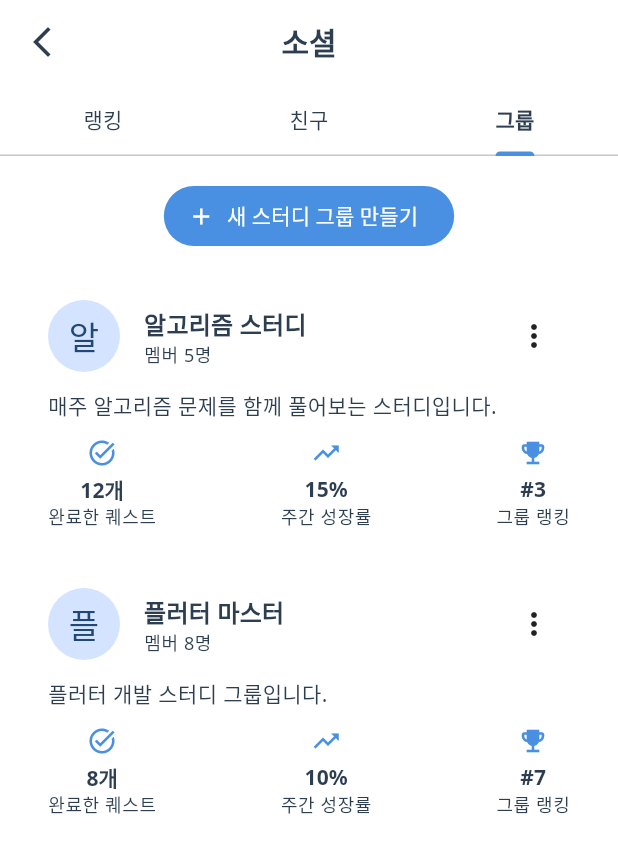
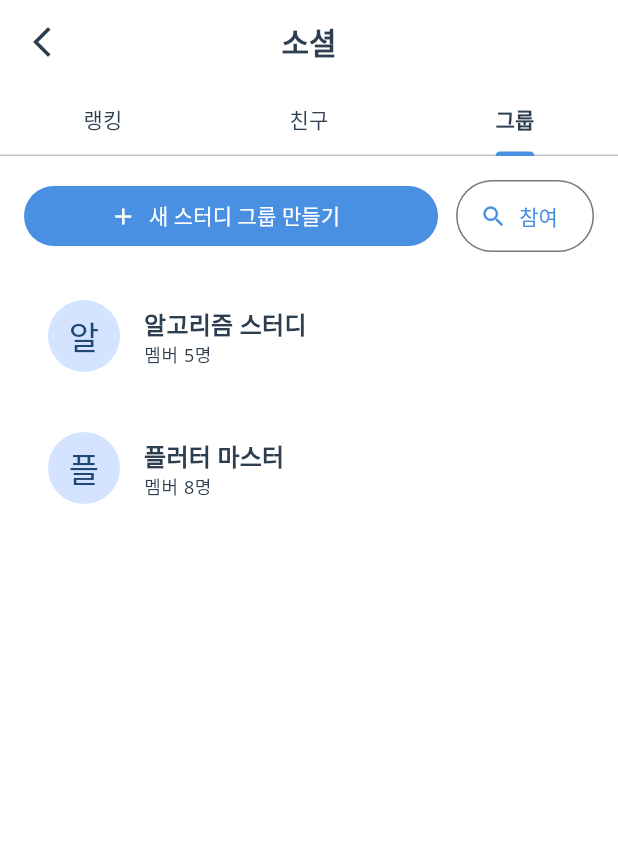
Before and after one commit to YoungGilMad/frontend, a Flutter app: the SocialScreen screen opened directly, tab 3 chosen, on a phone screen of 412 x 824 dp. Shown: the top 853 px of the screen. Run offline on Flutter 3.47's test engine with Material 3 defaults, Android fonts, the light colour scheme and no system bars; our stand-ins replace fl_chart, flutter_dotenv, flutter_svg, google_fonts, shared_preferences, table_calendar; accounts and stored records are empty; network calls fail.

Commit message:
group tab modify

```diff
--- a/lib/presentation/screens/social/social_screen.dart
+++ b/lib/presentation/screens/social/social_screen.dart
@@ -157,8 +157,22 @@ class FriendTab extends StatelessWidget {
   }
 }
 
-class GroupTab extends StatelessWidget {
+class GroupTab extends StatefulWidget {
   const GroupTab({super.key});
+
+  @override
+  State<GroupTab> createState() => _GroupTabState();
+}
+
+class _GroupTabState extends State<GroupTab> {
+  List<GroupItem> groups = [];
+
+  @override
+  void initState() {
+    super.initState();
+    // 초기 샘플 데이터 로드
+    groups = _getSampleGroups();
+  }
 
   // 샘플 그룹 데이터 생성
   List<GroupItem> _getSampleGroups() {
@@ -169,40 +183,70 @@ class GroupTab extends StatelessWidget {
         description: '매주 알고리즘 문제를 함께 풀어보는 스터디입니다.',
         memberCount: 5,
         isOwner: true,
-        completedQuests: 12,
-        weeklyGrowth: 15,
-        ranking: 3,
+        activeMembers: [
+          ActiveMember(
+            id: '1',
+            name: '김천 지드래곤',
+            photoUrl: 'https://example.com/photo1.jpg',
+          ),
+          ActiveMember(
+            id: '2',
+            name: '김천 지드래곤',
+            photoUrl: 'https://example.com/photo2.jpg',
+          ),
+        ],
       ),
       GroupItem(
         id: '2',
         name: '플러터 마스터',
         description: '플러터 개발 스터디 그룹입니다.',
         memberCount: 8,
-        completedQuests: 8,
-        weeklyGrowth: 10,
-        ranking: 7,
+        activeMembers: [
+          ActiveMember(
+            id: '3',
+            name: '김천 지드래곤',
+            photoUrl: 'https://example.com/photo3.jpg',
+          ),
+        ],
       ),
-      // 필요한 만큼 샘플 데이터 추가
     ];
+  }
+
+  // 새 그룹 추가 메서드
+  void _addNewGroup(GroupItem newGroup) {
+    setState(() {
+      groups.add(newGroup);
+    });
   }
 
   @override
   Widget build(BuildContext context) {
     return GroupWidget(
-      groups: _getSampleGroups(),
+      groups: groups,
+      onCreateGroup: (name, description) {
+        // 새 그룹 생성 시 호출될 콜백
+        final newGroup = GroupItem(
+          id: DateTime.now().millisecondsSinceEpoch.toString(), // 임시 ID 생성
+          name: name,
+          description: description,
+          memberCount: 1,
+          isOwner: true,
+          activeMembers: [], // 초기에는 활성 멤버 없음
+        );
+        _addNewGroup(newGroup);
+        Navigator.pop(context); // 생성 화면 닫기
+      },
       onGroupTap: (group) {
-        // TODO: Implement group detail navigation
         debugPrint('Tapped group: ${group.name}');
       },
       onLeaveGroup: (group) {
-        // TODO: Implement leave group
-        debugPrint('Leave group: ${group.name}');
+        setState(() {
+          groups.removeWhere((g) => g.id == group.id);
+        });
       },
       onInviteMember: (userId, group) {
-        // TODO: Implement invite member
         debugPrint('Invite member to group: ${group.name}');
       },
     );
   }
-
 }
--- a/lib/presentation/widgets/social/group_widget.dart
+++ b/lib/presentation/widgets/social/group_widget.dart
@@ -1,11 +1,13 @@
 import 'package:flutter/material.dart';
 import 'create_group_widget.dart';
+import 'join_group_widget.dart';
 
 class GroupWidget extends StatelessWidget {
   final List<GroupItem> groups;
   final Function(GroupItem group)? onGroupTap;
   final Function(GroupItem group)? onLeaveGroup;
   final Function(String userId, GroupItem group)? onInviteMember;
+  final Function(String name, String? description)? onCreateGroup;
 
   const GroupWidget({
     super.key,
@@ -13,26 +15,44 @@ class GroupWidget extends StatelessWidget {
     this.onGroupTap,
     this.onLeaveGroup,
     this.onInviteMember,
+    this.onCreateGroup,
   });
 
   @override
   Widget build(BuildContext context) {
     return Column(
       children: [
-        // 그룹 생성 버튼
+        // 그룹 생성 및 참여 버튼
         Padding(
           padding: const EdgeInsets.all(16.0),
+          child: Row(
+            children: [
+              Expanded(
                 child: FilledButton.icon(
+                  onPressed: () {
+                    _showCreateGroupDialog(context);
+                  },
+                  icon: const Icon(Icons.add),
+                  label: const Text('새 스터디 그룹 만들기'),
+                ),
+              ),
+              const SizedBox(width: 12),
+              OutlinedButton.icon(
                 onPressed: () {
                   Navigator.push(
                     context,
                     MaterialPageRoute(
-                  builder: (context) => const CreateGroupWidget(),
+                      builder: (context) => const JoinGroupWidget(),
                     ),
                   );
                 },
-            icon: const Icon(Icons.add),
-            label: const Text('새 스터디 그룹 만들기'),
+                icon: const Icon(Icons.search),
+                label: const Text('참여'),
+                style: OutlinedButton.styleFrom(
+                  minimumSize: const Size(0, 48),
+                ),
+              ),
+            ],
           ),
         ),
 
@@ -45,11 +65,67 @@ class GroupWidget extends StatelessWidget {
             padding: const EdgeInsets.symmetric(horizontal: 16.0),
             itemBuilder: (context, index) {
               final group = groups[index];
-              return _buildGroupCard(context, group);
+              return _GroupCard(
+                group: group,
+                onGroupTap: onGroupTap,
+              );
             },
           ),
         ),
       ],
+    );
+  }
+
+  // 그룹 생성 다이얼로그
+  Future<void> _showCreateGroupDialog(BuildContext context) async {
+    final nameController = TextEditingController();
+    final descriptionController = TextEditingController();
+
+    return showDialog(
+      context: context,
+      builder: (context) => AlertDialog(
+        title: const Text('새 스터디 그룹 만들기'),
+        content: Column(
+          mainAxisSize: MainAxisSize.min,
+          children: [
+            TextField(
+              controller: nameController,
+              decoration: const InputDecoration(
+                labelText: '그룹 이름',
+                hintText: '그룹 이름을 입력하세요',
+              ),
+            ),
+            const SizedBox(height: 16),
+            TextField(
+              controller: descriptionController,
+              decoration: const InputDecoration(
+                labelText: '그룹 설명',
+                hintText: '그룹 설명을 입력하세요',
+              ),
+              maxLines: 3,
+            ),
+          ],
+        ),
+        actions: [
+          TextButton(
+            onPressed: () => Navigator.pop(context),
+            child: const Text('취소'),
+          ),
+          FilledButton(
+            onPressed: () {
+              if (nameController.text.isNotEmpty) {
+                onCreateGroup?.call(
+                  nameController.text,
+                  descriptionController.text.isEmpty
+                      ? null
+                      : descriptionController.text,
+                );
+              }
+            },
+            child: const Text('만들기'),
+          ),
+        ],
+      ),
     );
   }
 
@@ -72,21 +148,69 @@ class GroupWidget extends StatelessWidget {
           ),
           const SizedBox(height: 8),
           Text(
-            '새로운 스터디 그룹을 만들어보세요!',
+            '새로운 스터디 그룹을 만들거나 참여해보세요!',
             style: Theme.of(context).textTheme.bodyMedium?.copyWith(
               color: Colors.grey[600],
             ),
+          ),
+          const SizedBox(height: 24),
+          Row(
+            mainAxisAlignment: MainAxisAlignment.center,
+            children: [
+              FilledButton.icon(
+                onPressed: () {
+                  _showCreateGroupDialog(context);
+                },
+                icon: const Icon(Icons.add),
+                label: const Text('그룹 만들기'),
+              ),
+              const SizedBox(width: 12),
+              OutlinedButton.icon(
+                onPressed: () {
+                  Navigator.push(
+                    context,
+                    MaterialPageRoute(
+                      builder: (context) => const JoinGroupWidget(),
+                    ),
+                  );
+                },
+                icon: const Icon(Icons.search),
+                label: const Text('그룹 참여하기'),
+              ),
+            ],
           ),
         ],
       ),
     );
   }
+}
 
-  Widget _buildGroupCard(BuildContext context, GroupItem group) {
+class _GroupCard extends StatefulWidget {
+  final GroupItem group;
+  final Function(GroupItem group)? onGroupTap;
+
+  const _GroupCard({
+    required this.group,
+    this.onGroupTap,
+  });
+
+  @override
+  State<_GroupCard> createState() => _GroupCardState();
+}
+
+class _GroupCardState extends State<_GroupCard> {
+  bool _isExpanded = false;
+
+  @override
+  Widget build(BuildContext context) {
     return Card(
       margin: const EdgeInsets.only(bottom: 8),
       child: InkWell(
-        onTap: () => onGroupTap?.call(group),
+        onTap: () {
+          setState(() {
+            _isExpanded = !_isExpanded;
+          });
+        },
         borderRadius: BorderRadius.circular(12),
         child: Padding(
           padding: const EdgeInsets.all(16.0),
@@ -100,7 +224,7 @@ class GroupWidget extends StatelessWidget {
                     radius: 24,
                     backgroundColor: Theme.of(context).colorScheme.primaryContainer,
                     child: Text(
-                      group.name.substring(0, 1).toUpperCase(),
+                      widget.group.name.substring(0, 1).toUpperCase(),
                       style: Theme.of(context).textTheme.titleLarge?.copyWith(
                         color: Theme.of(context).colorScheme.onPrimaryContainer,
                       ),
@@ -112,121 +236,59 @@ class GroupWidget extends StatelessWidget {
                       crossAxisAlignment: CrossAxisAlignment.start,
                       children: [
                         Text(
-                          group.name,
+                          widget.group.name,
                           style: Theme.of(context).textTheme.titleMedium?.copyWith(
                             fontWeight: FontWeight.bold,
                           ),
                         ),
                         Text(
-                          '멤버 ${group.memberCount}명',
+                          '멤버 ${widget.group.memberCount}명',
                           style: Theme.of(context).textTheme.bodySmall,
                         ),
                       ],
                     ),
                   ),
-                  PopupMenuButton<String>(
-                    onSelected: (value) {
-                      switch (value) {
-                        case 'invite':
-                        // TODO: Show member invite dialog
-                          break;
-                        case 'leave':
-                          onLeaveGroup?.call(group);
-                          break;
-                      }
-                    },
-                    itemBuilder: (context) => [
-                      const PopupMenuItem(
-                        value: 'invite',
-                        child: Row(
-                          children: [
-                            Icon(Icons.person_add),
-                            SizedBox(width: 8),
-                            Text('멤버 초대'),
                 ],
               ),
+
+              // 활동중인 멤버와 버튼 (확장 시에만 표시)
+              if (_isExpanded) ...[
+                const SizedBox(height: 16),
+                Text(
+                  '현재 활동중',
+                  style: Theme.of(context).textTheme.titleSmall,
                 ),
-                      if (!group.isOwner)
-                        const PopupMenuItem(
-                          value: 'leave',
-                          child: Row(
-                            children: [
-                              Icon(Icons.exit_to_app),
-                              SizedBox(width: 8),
-                              Text('그룹 나가기'),
-                            ],
+                const SizedBox(height: 8),
+                SizedBox(
+                  height: 40,
+                  child: ListView.builder(
+                    scrollDirection: Axis.horizontal,
+                    itemCount: widget.group.activeMembers.length,
+                    itemBuilder: (context, index) {
+                      return Padding(
+                        padding: const EdgeInsets.only(right: 8),
+                        child: CircleAvatar(
+                          backgroundImage: NetworkImage(widget.group.activeMembers[index].photoUrl),
+                          radius: 20,
+                        ),
+                      );
+                    },
+                  ),
+                ),
+                const SizedBox(height: 16),
+                SizedBox(
+                  width: double.infinity,
+                  child: FilledButton.icon(
+                    onPressed: () => widget.onGroupTap?.call(widget.group),
+                    icon: const Icon(Icons.login),
+                    label: const Text('방 들어가기'),
                   ),
                 ),
               ],
-                  ),
-                ],
-              ),
-              if (group.description != null) ...[
-                const SizedBox(height: 12),
-                Text(
-                  group.description!,
-                  style: Theme.of(context).textTheme.bodyMedium,
-                  maxLines: 2,
-                  overflow: TextOverflow.ellipsis,
-                ),
-              ],
-              const SizedBox(height: 12),
-              // 활동 정보
-              Row(
-                mainAxisAlignment: MainAxisAlignment.spaceBetween,
-                children: [
-                  _buildActivityInfo(
-                    context,
-                    Icons.task_alt,
-                    '완료한 퀘스트',
-                    '${group.completedQuests}개',
-                  ),
-                  _buildActivityInfo(
-                    context,
-                    Icons.trending_up,
-                    '주간 성장률',
-                    '${group.weeklyGrowth}%',
-                  ),
-                  _buildActivityInfo(
-                    context,
-                    Icons.emoji_events,
-                    '그룹 랭킹',
-                    '#${group.ranking}',
-                  ),
-                ],
-              ),
             ],
           ),
         ),
       ),
-    );
-  }
-
-  Widget _buildActivityInfo(
-      BuildContext context,
-      IconData icon,
-      String label,
-      String value,
-      ) {
-    return Column(
-      children: [
-        Icon(
-          icon,
-          size: 20,
-          color: Theme.of(context).colorScheme.primary,
-        ),
-        const SizedBox(height: 4),
-        Text(
-          value,
-          style: Theme.of(context).textTheme.titleSmall?.copyWith(
-            fontWeight: FontWeight.bold,
-          ),
-        ),
-        Text(
-          label,
-          style: Theme.of(context).textTheme.bodySmall,
-        ),
-      ],
     );
   }
 }
@@ -240,6 +302,7 @@ class GroupItem {
   final int completedQuests;
   final int weeklyGrowth;
   final int ranking;
+  final List<ActiveMember> activeMembers;
 
   const GroupItem({
     required this.id,
@@ -250,5 +313,18 @@ class GroupItem {
     this.completedQuests = 0,
     this.weeklyGrowth = 0,
     this.ranking = 0,
+    this.activeMembers = const [],
   });
 }
+
+class ActiveMember {
+  final String id;
+  final String name;
+  final String photoUrl;
+
+  const ActiveMember({
+    required this.id,
+    required this.name,
+    required this.photoUrl,
+  });
+}
```
Also changed, not shown: lib/presentation/widgets/social/join_group_widget.dart (added, +37 -0 lines). Lines whose indentation alone changed are shown as unchanged.
